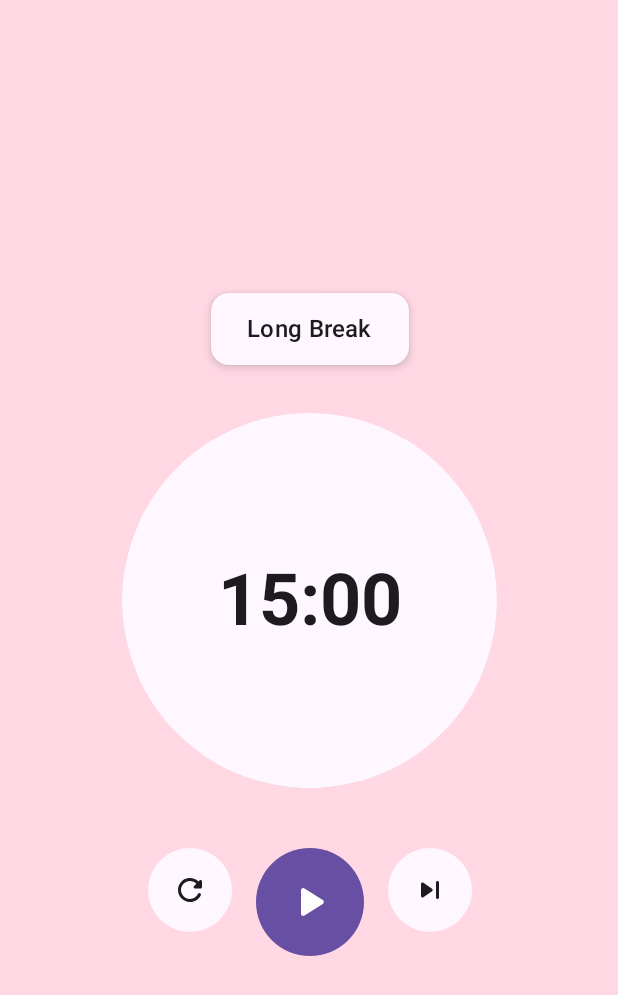
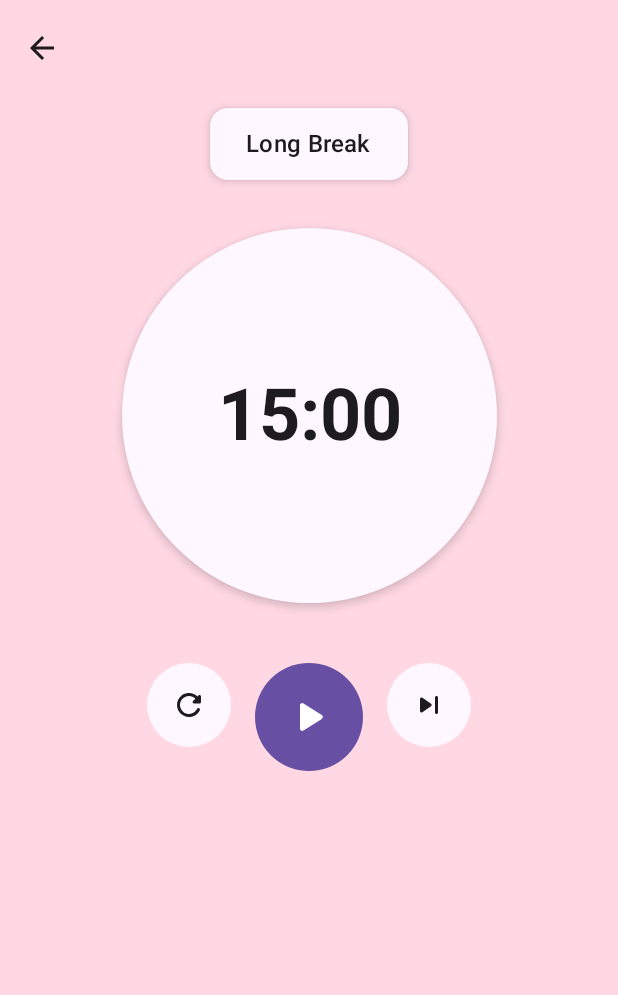
Before and after one commit to kezc/FocusFuel, an Android app built with Jetpack Compose: the @Preview function PreviewPomodoroLongBreak, on a phone screen of 412 x 824 dp. Shown: the top 995 px of the screen. Run offline under Robolectric (Android 15) with nearby library versions, the phone set to English and light mode, and no system bars; libraries missing offline, so code that uses them is left out: co.touchlab.kermit, com.slack.circuit, me.tatarka.inject, software.amazon.lastmile.

Commit message:
Add close icon to PomodoroScreen

```diff
--- a/composeApp/src/commonMain/kotlin/pl/wojtek/focusfuel/pomodoro/PomodoroPresenter.kt
+++ b/composeApp/src/commonMain/kotlin/pl/wojtek/focusfuel/pomodoro/PomodoroPresenter.kt
@@ -8,7 +8,9 @@ import co.touchlab.kermit.Logger
 import com.slack.circuit.codegen.annotations.CircuitInject
 import com.slack.circuit.runtime.CircuitUiEvent
 import com.slack.circuit.runtime.CircuitUiState
+import com.slack.circuit.runtime.Navigator
 import com.slack.circuit.runtime.presenter.Presenter
+import me.tatarka.inject.annotations.Assisted
 import me.tatarka.inject.annotations.Inject
 import software.amazon.lastmile.kotlin.inject.anvil.AppScope
 import kotlin.math.roundToInt
@@ -17,6 +19,7 @@ sealed interface PomodoroEvent : CircuitUiEvent {
     data object ToggleTimer : PomodoroEvent
     data object Reset : PomodoroEvent
     data object Skip : PomodoroEvent
+    data object Back : PomodoroEvent
 }
 
 data class PomodoroState(
@@ -28,8 +31,10 @@ data class PomodoroState(
 ) : CircuitUiState
 
 @CircuitInject(PomodoroScreen::class, AppScope::class)
-class PomodoroPresenter @Inject constructor(
-    private val pomodoroTimer: PomodoroTimer
+@Inject
+class PomodoroPresenter(
+    private val pomodoroTimer: PomodoroTimer,
+    @Assisted private val navigator: Navigator,
 ) : FocusPresenter<PomodoroState>() {
     @Composable
     override fun presentState(): PomodoroState {
@@ -51,6 +56,7 @@ class PomodoroPresenter @Inject constructor(
                     PomodoroEvent.ToggleTimer -> pomodoroTimer.toggleTimer()
                     PomodoroEvent.Reset -> pomodoroTimer.reset()
                     PomodoroEvent.Skip -> pomodoroTimer.skip()
+                    PomodoroEvent.Back -> navigator.pop()
                 }
             }
         )
--- a/composeApp/src/commonMain/kotlin/pl/wojtek/focusfuel/pomodoro/PomodoroScreen.kt
+++ b/composeApp/src/commonMain/kotlin/pl/wojtek/focusfuel/pomodoro/PomodoroScreen.kt
@@ -11,22 +11,31 @@ import androidx.compose.foundation.layout.size
 import androidx.compose.foundation.layout.systemBarsPadding
 import androidx.compose.foundation.shape.CircleShape
 import androidx.compose.material.icons.Icons
+import androidx.compose.material.icons.automirrored.filled.ArrowBack
+import androidx.compose.material.icons.filled.ArrowBack
 import androidx.compose.material.icons.rounded.Pause
 import androidx.compose.material.icons.rounded.PlayArrow
 import androidx.compose.material.icons.rounded.Refresh
 import androidx.compose.material.icons.rounded.SkipNext
 import androidx.compose.material3.Card
 import androidx.compose.material3.CardDefaults
+import androidx.compose.material3.ExperimentalMaterial3Api
 import androidx.compose.material3.FilledIconButton
 import androidx.compose.material3.FilledTonalIconButton
 import androidx.compose.material3.Icon
+import androidx.compose.material3.IconButton
 import androidx.compose.material3.IconButtonDefaults
 import androidx.compose.material3.MaterialTheme
+import androidx.compose.material3.Scaffold
 import androidx.compose.material3.Text
+import androidx.compose.material3.TopAppBar
+import androidx.compose.material3.TopAppBarColors
+import androidx.compose.material3.TopAppBarDefaults
 import androidx.compose.runtime.Composable
 import androidx.compose.ui.Alignment
 import androidx.compose.ui.Modifier
 import androidx.compose.ui.draw.clip
+import androidx.compose.ui.graphics.Color
 import androidx.compose.ui.text.font.FontWeight
 import androidx.compose.ui.unit.dp
 import androidx.compose.ui.unit.sp
@@ -48,6 +57,7 @@ class PomodoroUI : Ui<PomodoroState> {
     }
 }
 
+@OptIn(ExperimentalMaterial3Api::class)
 @Composable
 private fun PomodoroUI(modifier: Modifier = Modifier, state: PomodoroState) {
     val backgroundColor = when (state.currentPhase) {
@@ -56,25 +66,35 @@ private fun PomodoroUI(modifier: Modifier = Modifier, state: PomodoroState) {
         PomodoroPhase.LONG_BREAK -> MaterialTheme.colorScheme.tertiaryContainer
     }
 
-    Box(
-        modifier = modifier
-            .fillMaxSize()
-            .background(backgroundColor)
-            .systemBarsPadding()
-            .padding(16.dp),
-        contentAlignment = Alignment.Center
-    ) {
+    Scaffold(
+        modifier = modifier.fillMaxSize(),
+        containerColor = backgroundColor,
+        topBar = {
+            TopAppBar(
+                colors = TopAppBarDefaults.topAppBarColors(containerColor = backgroundColor),
+                title = { },
+                navigationIcon = {
+                    IconButton(onClick = { state.eventSink(PomodoroEvent.Back) }) {
+                        Icon(
+                            imageVector = Icons.AutoMirrored.Filled.ArrowBack,
+                            contentDescription = "Back"
+                        )
+                    }
+                }
+            )
+        },
+        content = { paddingValues ->
             Column(
+                modifier = Modifier.padding(paddingValues).fillMaxSize(),
                 horizontalAlignment = Alignment.CenterHorizontally,
                 verticalArrangement = Arrangement.spacedBy(24.dp)
             ) {
                 PhaseIndicator(state.currentPhase)
-
                 TimerDisplay(state.timerDisplay)
-
                 ControlButtons(state)
             }
         }
+    )
 }
 
 @Composable
@@ -103,12 +123,12 @@ private fun PhaseIndicator(phase: PomodoroPhase) {
 private fun TimerDisplay(time: String) {
     Card(
         modifier = Modifier
-            .size(250.dp)
-            .clip(CircleShape),
+            .size(250.dp),
+        shape = CircleShape,
         colors = CardDefaults.cardColors(
             containerColor = MaterialTheme.colorScheme.surface
         ),
-        elevation = CardDefaults.cardElevation(8.dp)
+        elevation = CardDefaults.cardElevation(4.dp)
     ) {
         Box(
             modifier = Modifier.fillMaxSize(),
```
Lines whose indentation alone changed are shown as unchanged.
